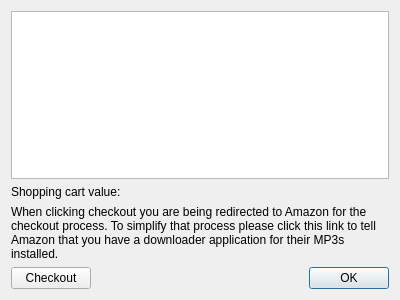
Old version of the form src/services/amazon/AmazonShoppingCartDialog.ui in the repository KDE/amarok.
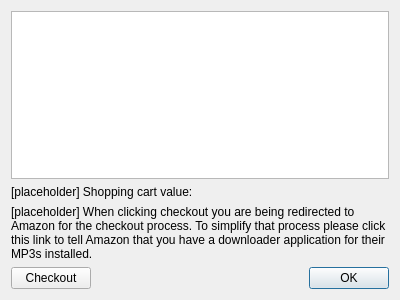
New version of the form. Custom widgets are drawn as their Qt base class.

Commit message:
AmazonShoppingCartDialog.ui: don't translate placeholder texts
Keep our translators sane.

What changed in the file:
```diff
--- a/src/services/amazon/AmazonShoppingCartDialog.ui
+++ b/src/services/amazon/AmazonShoppingCartDialog.ui
@@ -27,14 +27,14 @@
    <item>
     <widget class="QLabel" name="cartValueLabel">
      <property name="text">
-      <string>Shopping cart value: </string>
+      <string notr="true">[placeholder] Shopping cart value: </string>
      </property>
     </widget>
    </item>
    <item>
     <widget class="QLabel" name="cookieLabel">
      <property name="text">
-      <string>When clicking checkout you are being redirected to Amazon for the checkout process. To simplify that process please click this link to tell Amazon that you have a downloader application for their MP3s installed.</string>
+      <string notr="true">[placeholder] When clicking checkout you are being redirected to Amazon for the checkout process. To simplify that process please click this link to tell Amazon that you have a downloader application for their MP3s installed.</string>
      </property>
      <property name="wordWrap">
       <bool>true</bool>
```
